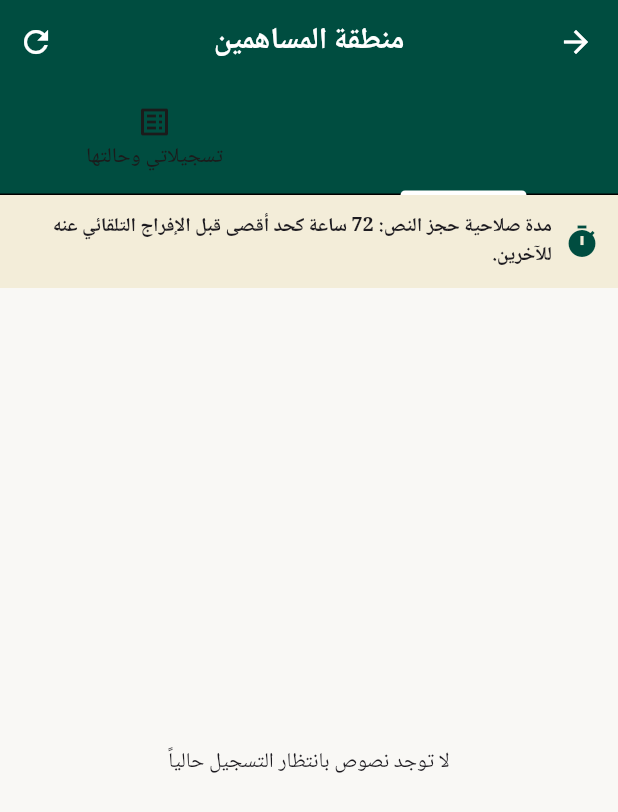
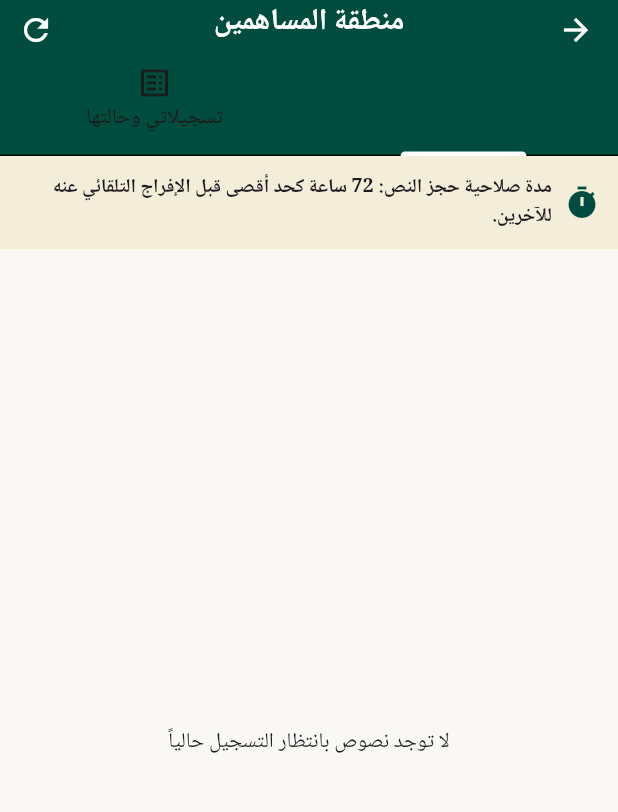
Before and after one commit to iAbdulrrahman/asghi, a Flutter app: the ContributorScreen screen opened directly, on a phone screen of 412 x 824 dp. Shown: the top 812 px of the screen. Run offline on Flutter 3.47's test engine with Material 3 defaults, Android fonts, the phone set to English and light mode, and no system bars; our stand-ins replace dio, file_picker, flutter_riverpod, flutter_secure_storage, just_audio, permission_handler; missing offline and left inert: record; accounts and stored records are empty; network calls fail.

Commit message:
feat(7): wrap Contributor and Reviewer TabBars in PreferredSize with explicit height

```diff
--- a/mobile/lib/screens/contributor/contributor_screen.dart
+++ b/mobile/lib/screens/contributor/contributor_screen.dart
@@ -366,12 +366,15 @@ class _ContributorScreenState extends ConsumerState<ContributorScreen> with Sing
     return Scaffold(
       appBar: AppBar(
         title: const Text('منطقة المساهمين'),
-        bottom: TabBar(
-          controller: _tabController,
-          tabs: const [
-            Tab(text: 'نصوص للتسجيل', icon: Icon(Icons.mic)),
-            Tab(text: 'تسجيلاتي وحالتها', icon: Icon(Icons.list_alt)),
-          ],
+        bottom: PreferredSize(
+          preferredSize: const Size.fromHeight(48),
+          child: TabBar(
+            controller: _tabController,
+            tabs: const [
+              Tab(text: 'نصوص للتسجيل', icon: Icon(Icons.mic)),
+              Tab(text: 'تسجيلاتي وحالتها', icon: Icon(Icons.list_alt)),
+            ],
+          ),
         ),
         actions: [
           IconButton(
```
Also changed, not shown: mobile/lib/screens/reviewer/reviewer_screen.dart (+9 -6 lines).
